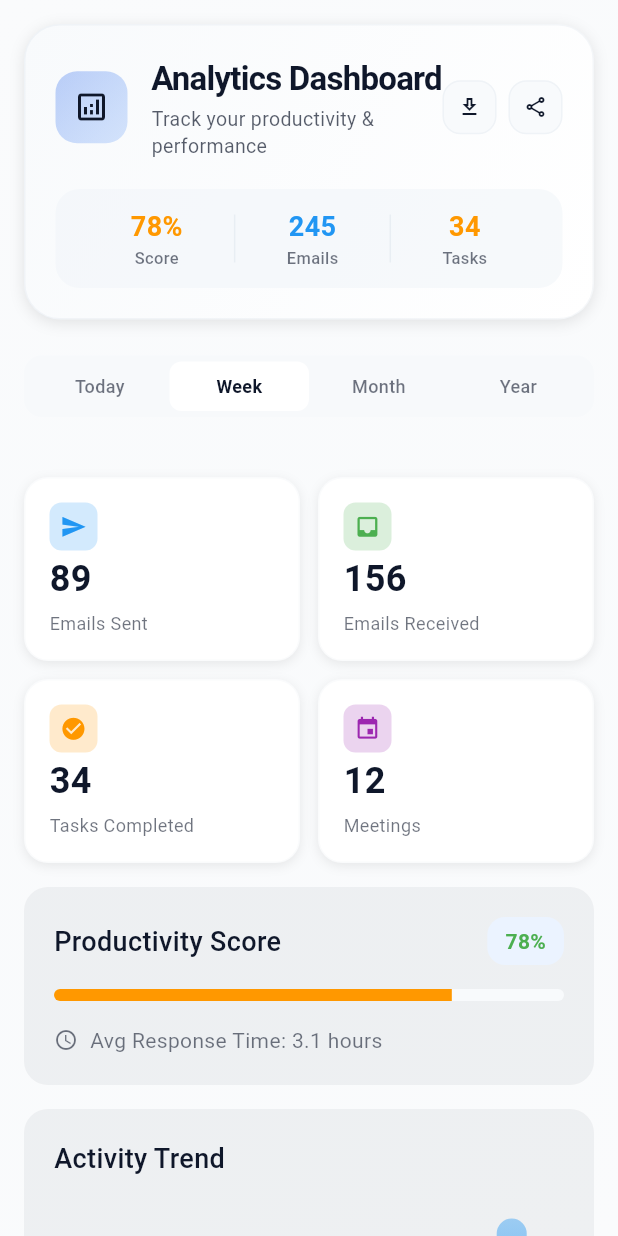
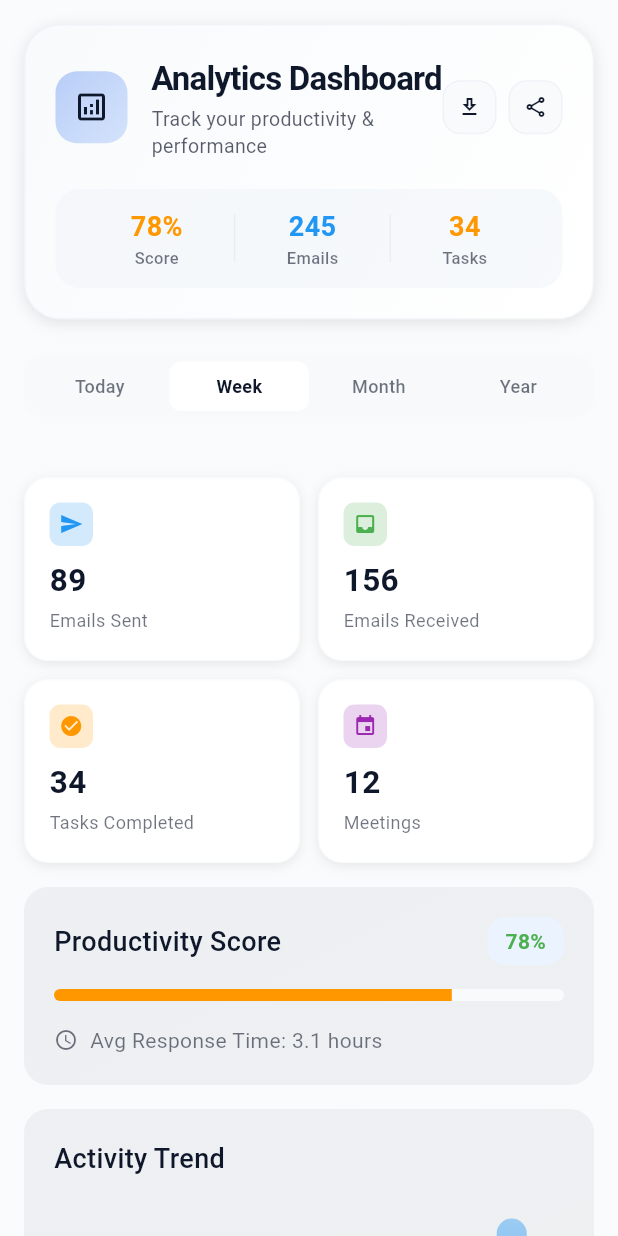
Before and after one commit to Amhitox/frontend, a Flutter app: the AnalyticsScreen screen opened by its route, on a phone screen of 412 x 824 dp. Run offline on Flutter 3.47's test engine with Material 3 defaults, Android fonts, the phone set to English and light mode, and no system bars; our stand-ins replace emoji_picker_flutter, file_picker, flutter_form_builder, form_builder_validators, go_router; missing offline and left inert: flutter_quill.

Commit message:
analytics responsitivity

```diff
--- a/lib/ui/screens/welcome/analytics_screen.dart
+++ b/lib/ui/screens/welcome/analytics_screen.dart
@@ -23,7 +23,6 @@ class _AnalyticsScreenState extends State<AnalyticsScreen>
     'This Year',
   ];
 
-  // Mock analytics data
   final Map<String, AnalyticsData> _analyticsData = {
     'Today': AnalyticsData(
       emailsSent: 12,
@@ -573,46 +572,58 @@ class _AnalyticsScreenState extends State<AnalyticsScreen>
   ) {
     final theme = Theme.of(context);
     final screenWidth = MediaQuery.of(context).size.width;
-    final isTablet = screenWidth >= 600;
-    final isLargeScreen = screenWidth >= 900;
 
-    // Responsive sizing
-    final cardPadding =
-        isLargeScreen
+    final double cardPadding =
+        screenWidth >= 900
             ? 20.0
-            : isTablet
+            : screenWidth >= 600
             ? 18.0
-            : 16.0;
-    final iconSize =
-        isLargeScreen
-            ? 36.0
-            : isTablet
-            ? 34.0
-            : 32.0;
-    final valueSize =
-        isLargeScreen
-            ? 28.0
-            : isTablet
-            ? 26.0
+            : screenWidth >= 400
+            ? 16.0
+            : 12.0;
+
+    final double iconSize =
+        screenWidth >= 900
+            ? 33.0
+            : screenWidth >= 600
+            ? 31.0
+            : screenWidth >= 400
+            ? 29.0
             : 24.0;
-    final titleSize =
-        isLargeScreen
+
+    final double maxValueSize =
+        screenWidth >= 900
+            ? 25.0
+            : screenWidth >= 600
+            ? 23.0
+            : screenWidth >= 400
+            ? 21.0
+            : 18.0;
+
+    final double titleSize =
+        screenWidth >= 900
             ? 14.0
-            : isTablet
+            : screenWidth >= 600
             ? 13.0
-            : 12.0;
+            : screenWidth >= 400
+            ? 12.0
+            : 10.0;
+
+    final double spacing = screenWidth >= 600 ? 10.0 : 8.0;
+    final double titleSpacing = screenWidth >= 600 ? 6.0 : 4.0;
+
     return Container(
       padding: EdgeInsets.all(cardPadding),
       decoration: BoxDecoration(
         color: theme.colorScheme.surface,
         borderRadius: BorderRadius.circular(16),
         border: Border.all(
-          color: theme.colorScheme.outline.withValues(alpha: 0.1),
+          color: theme.colorScheme.outline.withOpacity(0.1),
           width: 1,
         ),
         boxShadow: [
           BoxShadow(
-            color: theme.colorScheme.shadow.withValues(alpha: 0.08),
+            color: theme.colorScheme.shadow.withOpacity(0.08),
             blurRadius: 6,
             offset: const Offset(0, 2),
           ),
@@ -620,35 +631,65 @@ class _AnalyticsScreenState extends State<AnalyticsScreen>
       ),
       child: Column(
         crossAxisAlignment: CrossAxisAlignment.start,
+        mainAxisSize: MainAxisSize.min,
         children: [
-          Row(
-            children: [
-              Container(
+          Flexible(
+            flex: 0,
+            child: Container(
               width: iconSize,
               height: iconSize,
               decoration: BoxDecoration(
-                  color: color.withValues(alpha: 0.2),
+                color: color.withOpacity(0.2),
                 borderRadius: BorderRadius.circular(iconSize * 0.25),
               ),
               child: Icon(icon, color: color, size: iconSize * 0.55),
             ),
-            ],
           ),
-          const Spacer(),
-          Text(
+          SizedBox(height: spacing),
+
+          Flexible(
+            flex: 0,
+            child: Container(
+              width: double.infinity,
+              child: FittedBox(
+                fit: BoxFit.scaleDown,
+                alignment: Alignment.centerLeft,
+                child: ConstrainedBox(
+                  constraints: BoxConstraints(
+                    minWidth: 1,
+                    maxWidth:
+                        screenWidth * 0.8, // Prevent taking full screen width
+                  ),
+                  child: Text(
                     value,
                     style: TextStyle(
                       color: theme.colorScheme.onSurface,
-              fontSize: valueSize,
+                      fontSize: maxValueSize,
                       fontWeight: FontWeight.w600,
                     ),
+                    maxLines: 1,
+                    overflow: TextOverflow.ellipsis,
                   ),
-          SizedBox(height: isTablet ? 6 : 4),
-          Text(
+                ),
+              ),
+            ),
+          ),
+          SizedBox(height: titleSpacing),
+
+          Flexible(
+            flex: 0,
+            child: Container(
+              width: double.infinity,
+              child: Text(
                 title,
                 style: TextStyle(
-              color: theme.colorScheme.onSurface.withValues(alpha: 0.6),
+                  color: theme.colorScheme.onSurface.withOpacity(0.6),
                   fontSize: titleSize,
+                ),
+                maxLines: 2,
+                overflow: TextOverflow.ellipsis,
+                softWrap: true,
+              ),
             ),
           ),
         ],
--- a/lib/ui/screens/welcome/subscription_screen.dart
+++ b/lib/ui/screens/welcome/subscription_screen.dart
@@ -17,7 +17,6 @@ class _SubscriptionPlansScreenState extends State<SubscriptionPlansScreen>
   late Animation<double> _fadeAnimation;
   late Animation<Offset> _slideAnimation;
   late Animation<double> _floatingAnimation;
-  late Animation<double> _pulseAnimation;
 
   late PageController _pageController;
   int selectedPlan =
@@ -66,10 +65,6 @@ class _SubscriptionPlansScreenState extends State<SubscriptionPlansScreen>
 
     _floatingAnimation = Tween<double>(begin: 0.0, end: 1.0).animate(
       CurvedAnimation(parent: _floatingController, curve: Curves.easeInOut),
-    );
-
-    _pulseAnimation = Tween<double>(begin: 1.0, end: 1.1).animate(
-      CurvedAnimation(parent: _pulseController, curve: Curves.easeInOut),
     );
 
     _mainAnimationController.forward();
@@ -922,36 +917,4 @@ class _SubscriptionPlansScreenState extends State<SubscriptionPlansScreen>
       ],
     );
   }
-
-  Widget _buildFooterText() {
-    return Text(
-      '7-day free trial • Cancel anytime',
-      style: TextStyle(color: Colors.grey[500], fontSize: 12),
-      textAlign: TextAlign.center,
-    );
-  }
-
-  Widget _buildSecurityBadges() {
-    return Wrap(
-      alignment: WrapAlignment.center,
-      spacing: 16,
-      runSpacing: 8,
-      children: [
-        _buildBadge(Icons.security, 'Enterprise Security'),
-        _buildBadge(Icons.verified_user, 'GDPR Compliant'),
-        _buildBadge(Icons.lock, 'SSL Encrypted'),
-      ],
-    );
-  }
-
-  Widget _buildBadge(IconData icon, String text) {
-    return Row(
-      mainAxisSize: MainAxisSize.min,
-      children: [
-        Icon(icon, color: Colors.grey[600], size: 14),
-        const SizedBox(width: 4),
-        Text(text, style: TextStyle(color: Colors.grey[500], fontSize: 12)),
-      ],
-    );
-  }
 }
```
Lines whose indentation alone changed are shown as unchanged.
